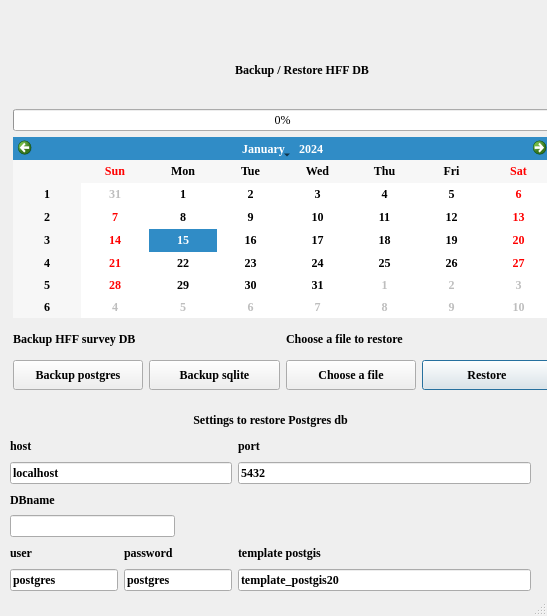
Old version of the form gui/ui/dbmanagment.ui in the repository enzococca/HFF.
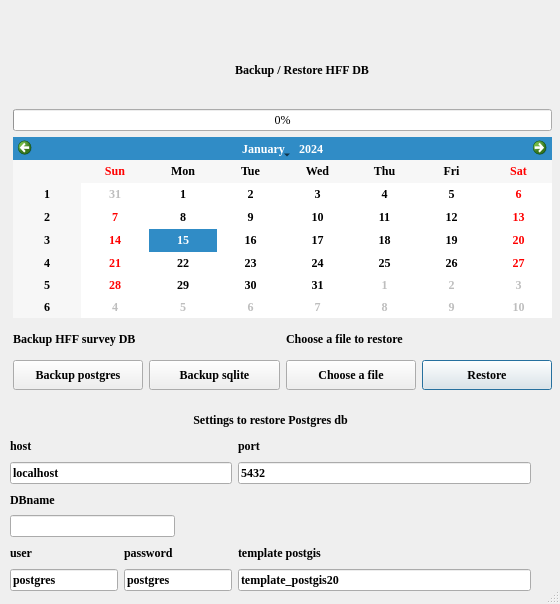
New version of the form.

```diff
--- a/gui/ui/dbmanagment.ui
+++ b/gui/ui/dbmanagment.ui
@@ -6,8 +6,8 @@
    <rect>
     <x>0</x>
     <y>0</y>
-    <width>547</width>
-    <height>616</height>
+    <width>560</width>
+    <height>604</height>
    </rect>
   </property>
   <property name="sizePolicy">
@@ -29,7 +29,7 @@
   <property name="sizeGripEnabled">
    <bool>true</bool>
   </property>
-  <widget class="QWidget" name="">
+  <widget class="QWidget" name="layoutWidget">
    <property name="geometry">
     <rect>
      <x>10</x>
@@ -131,7 +131,7 @@
     </item>
    </layout>
   </widget>
-  <widget class="QWidget" name="">
+  <widget class="QWidget" name="layoutWidget">
    <property name="geometry">
     <rect>
      <x>13</x>
@@ -268,6 +268,7 @@
      <widget class="QProgressBar" name="progressBar_db">
       <property name="font">
        <font>
+        <family>Times New Roman</family>
         <weight>50</weight>
         <italic>false</italic>
         <bold>false</bold>
```
